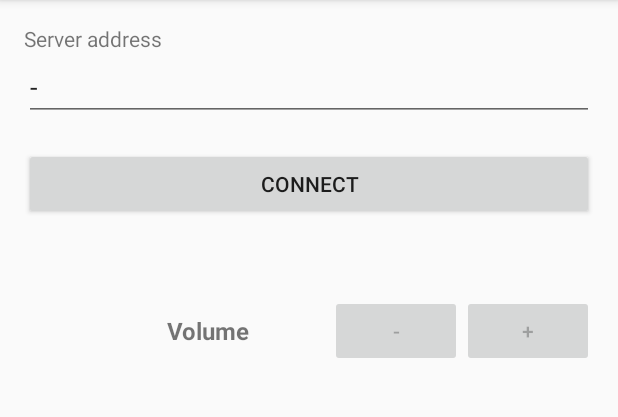
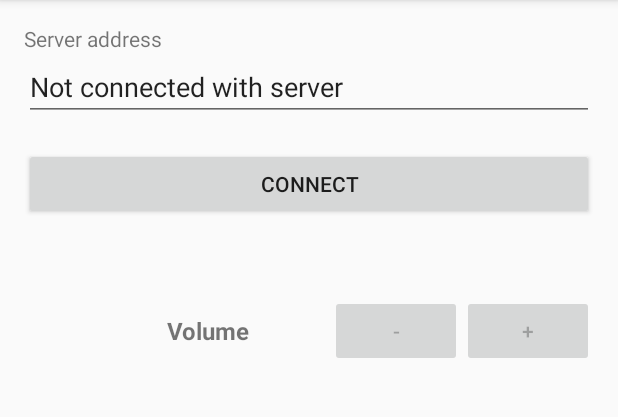
Before and after one commit to swiecakm/PHControllClient, an Android app: the screen it shows after launch (MainActivity), on a phone screen of 412 x 824 dp, the part 84-501 px from its top. Run offline under Robolectric (Android 15) with nearby library versions, the phone set to English and light mode, and no system bars.

Commit message:
logging and display changes

```diff
--- a/app/src/main/java/phcontroll/com/phcontrollclient/MainActivity.java
+++ b/app/src/main/java/phcontroll/com/phcontrollclient/MainActivity.java
@@ -23,7 +23,7 @@ public class MainActivity extends AppCompatActivity {
 
     private void InitializeUIComponents() {
         _textServerAddress = (EditText) findViewById(R.id.serverAddressText);
-        _textServerAddress.setText("-");
+        _textServerAddress.setText("Not connected with server");
         _volUpButton = (Button) findViewById(R.id.volUpButton);
         _volDownButton = (Button) findViewById(R.id.volDownButton);
         _volUpButton.setEnabled(false);
@@ -58,10 +58,6 @@ public class MainActivity extends AppCompatActivity {
         {
             Log.d("MainActivity","Cannot find server address because thread was interrupted: " + e.getMessage());
         }
-        catch (ExecutionException e)
-        {
-            Log.d("MainActivity","Cannot find server address: " + e.getMessage());
-        }
         catch (Exception e)
         {
             Log.d("MainActivity", String.format("Cannot initialize connection because of error: %s", e));
--- a/app/src/main/java/phcontroll/com/phcontrollclient/NetClient.java
+++ b/app/src/main/java/phcontroll/com/phcontrollclient/NetClient.java
@@ -75,6 +75,7 @@ public class NetClient
     {
         try
         {
+
             Enumeration<NetworkInterface> interfaces = getNetworkInterfaces();
             while (interfaces.hasMoreElements())
             {
```
